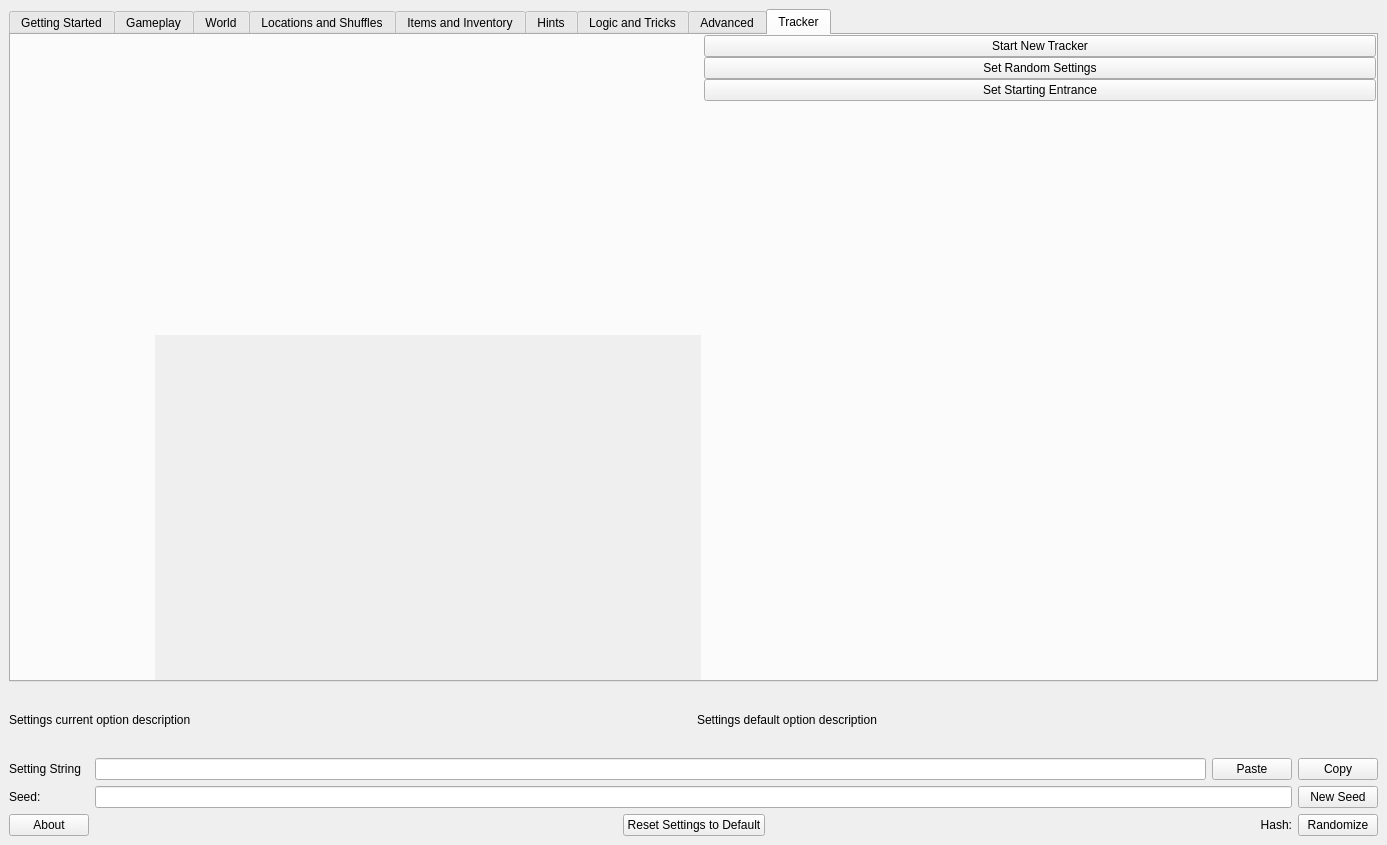
First picture: the form in gui/ui/main.ui, repository mint-choc-chip-skyblade/sshd-rando, before the edit.
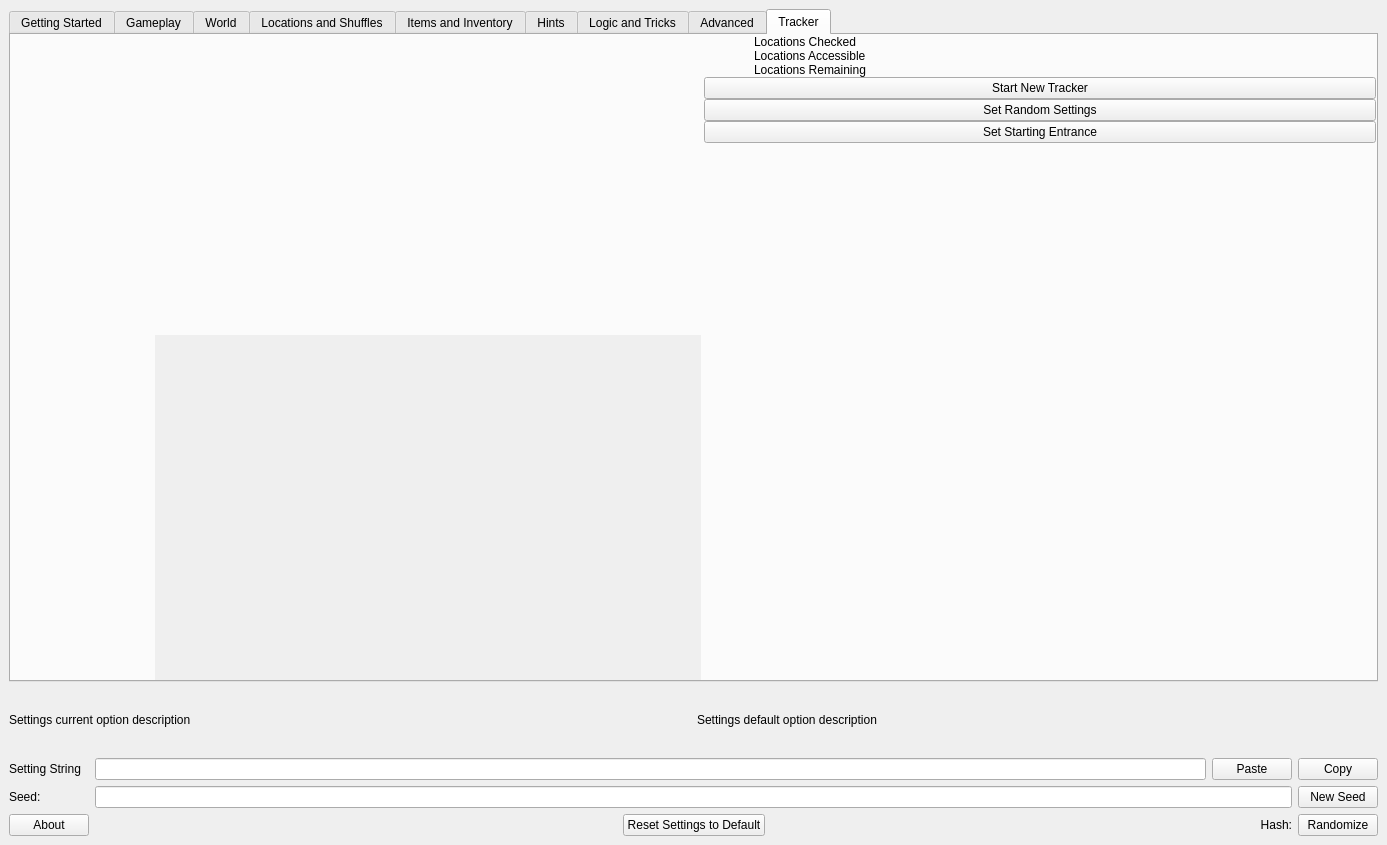
Second picture: the form after the edit. Custom widgets are drawn as their Qt base class.

Commit message: right-click for back, add statistics, adjust tooltip position

The edit to the form file:
```diff
--- a/gui/ui/main.ui
+++ b/gui/ui/main.ui
@@ -3483,6 +3483,64 @@
           <property name="sizeConstraint">
            <enum>QLayout::SetDefaultConstraint</enum>
           </property>
+          <item>
+           <layout class="QGridLayout" name="tracker_statistics_grid" rowstretch="0,0,0" columnstretch="4,50" columnminimumwidth="0,0">
+            <property name="sizeConstraint">
+             <enum>QLayout::SetDefaultConstraint</enum>
+            </property>
+            <item row="1" column="0">
+             <widget class="QLabel" name="tracker_stats_accessible">
+              <property name="text">
+               <string/>
+              </property>
+              <property name="alignment">
+               <set>Qt::AlignRight|Qt::AlignTrailing|Qt::AlignVCenter</set>
+              </property>
+             </widget>
+            </item>
+            <item row="1" column="1">
+             <widget class="QLabel" name="tracker_stats_accessible_label">
+              <property name="text">
+               <string>Locations Accessible</string>
+              </property>
+             </widget>
+            </item>
+            <item row="0" column="0">
+             <widget class="QLabel" name="tracker_stats_checked">
+              <property name="text">
+               <string/>
+              </property>
+              <property name="alignment">
+               <set>Qt::AlignRight|Qt::AlignTrailing|Qt::AlignVCenter</set>
+              </property>
+             </widget>
+            </item>
+            <item row="0" column="1">
+             <widget class="QLabel" name="tracker_stats_checked_label">
+              <property name="text">
+               <string>Locations Checked</string>
+              </property>
+             </widget>
+            </item>
+            <item row="2" column="0">
+             <widget class="QLabel" name="tracker_stats_remaining">
+              <property name="text">
+               <string/>
+              </property>
+              <property name="alignment">
+               <set>Qt::AlignRight|Qt::AlignTrailing|Qt::AlignVCenter</set>
+              </property>
+             </widget>
+            </item>
+            <item row="2" column="1">
+             <widget class="QLabel" name="tracker_stats_remaining_label">
+              <property name="text">
+               <string>Locations Remaining</string>
+              </property>
+             </widget>
+            </item>
+           </layout>
+          </item>
           <item>
            <widget class="QPushButton" name="start_new_tracker_button">
             <property name="sizePolicy">
```
Left out of the diff: 2 changed lines with no effect on the pictures. The commit also changes 3 other files.
